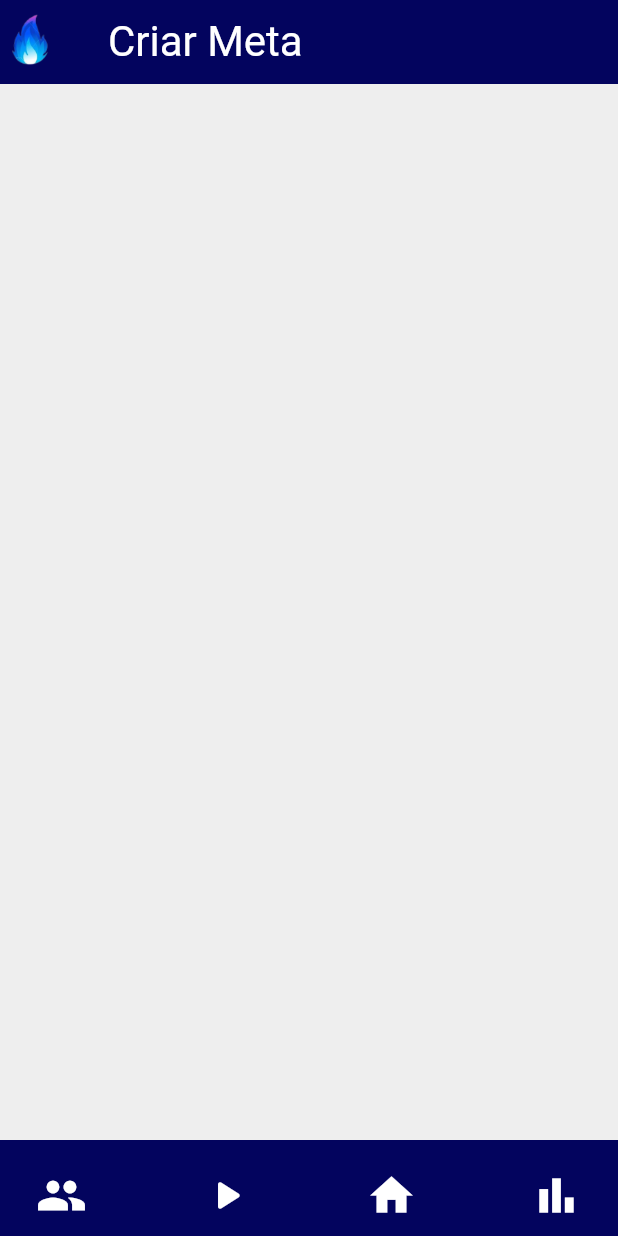
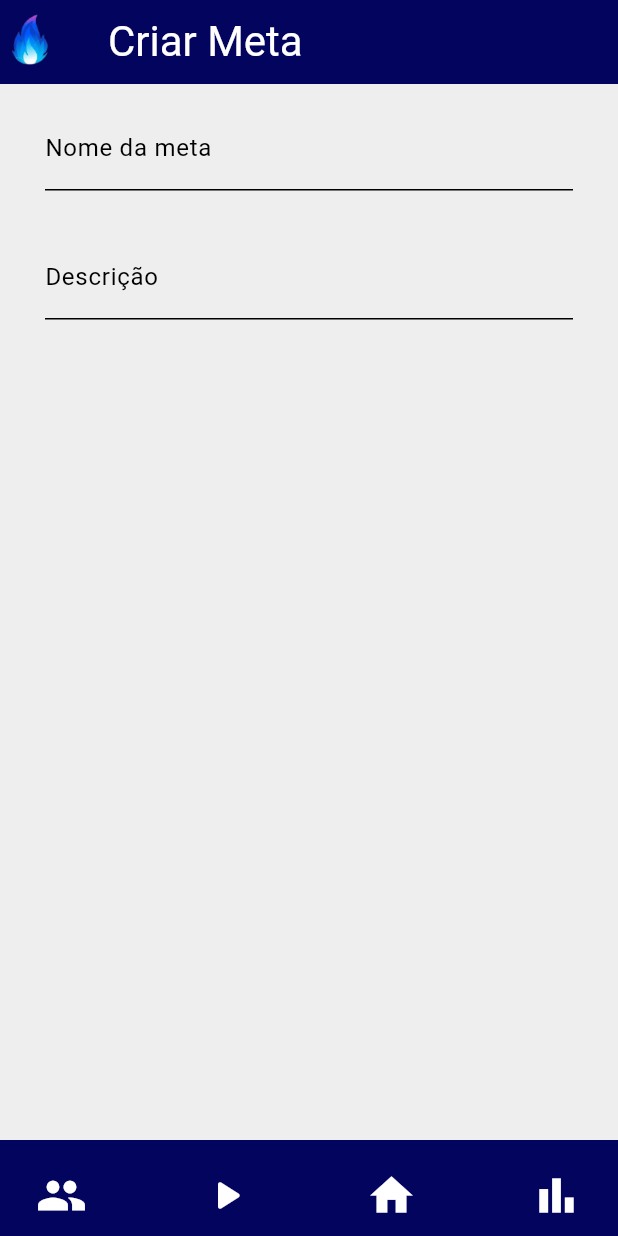
Before and after one commit to ElissonRochaa/MOBILE-25.1-Endeavor, a Flutter app: the CriarMetaScreen screen opened directly, on a phone screen of 412 x 824 dp. Run offline on Flutter 3.47's test engine with Material 3 defaults, Android fonts, the phone set to English and light mode, and no system bars; our stand-ins replace google_sign_in; Roboto replaces fonts that are missing (BebasNeue).

Commit message:
Tela criar meta

```diff
--- a/lib/main.dart
+++ b/lib/main.dart
@@ -1,4 +1,5 @@
 import 'package:endeavor/screens/login_screen.dart';
+import 'package:endeavor/screens/materias/criar_meta.dart';
 import 'package:endeavor/screens/materias/materias_screen.dart';
 import 'package:endeavor/screens/registro/registro_screen.dart';
 import 'package:flutter/material.dart';
@@ -19,7 +20,7 @@ class MyApp extends StatelessWidget {
       theme: ThemeApp.theme,
       home: //const DismissKeyboard(child: MateriasScreen()),
           //const DismissKeyboard(child: LoginScreen()),
-          const DismissKeyboard(child: RegistroScreen())
+          const DismissKeyboard(child: CriarMetaScreen())
     );
   }
 }
--- a/lib/screens/materias/criar_meta.dart
+++ b/lib/screens/materias/criar_meta.dart
@@ -13,6 +13,27 @@ class CriarMetaScreen extends StatelessWidget {
         child: Column(
           children: [
 
+            Padding(
+              padding:
+              const EdgeInsets.symmetric(horizontal: 30.0, vertical: 15.0),
+              child: TextField(
+                decoration: InputDecoration(
+                  labelText: "Nome da meta",
+                  hintStyle: TextStyle(color: Colors.black54),
+                )
+              ),
+            ),
+
+            Padding(
+              padding:
+            const EdgeInsets.symmetric(horizontal: 30.0, vertical: 15.0),
+            child: TextField(
+              decoration: InputDecoration(
+                labelText: "Descrição",
+                hintStyle: TextStyle(color: Colors.black54),
+              ),
+            ),
+            ),
           ],
         ),
       ),
```
Also changed, not shown: pubspec.lock.
